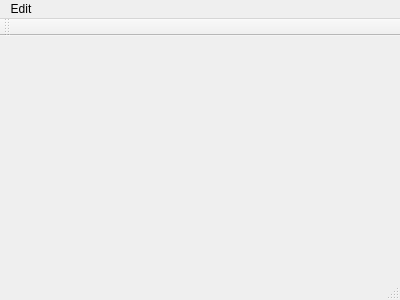
chenyufjfz/ChipAnalysis, file ChipExtract/extractwindow.ui: the form before one commit.
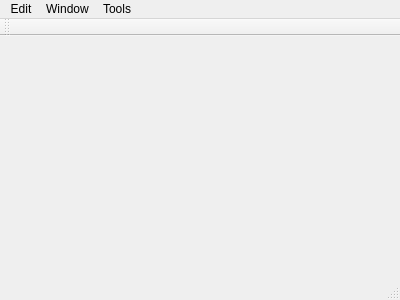
The form after the commit.

```diff
--- a/ChipExtract/extractwindow.ui
+++ b/ChipExtract/extractwindow.ui
@@ -35,7 +35,23 @@
     <addaction name="actionLoad_Objects"/>
     <addaction name="actionClear_Objects"/>
    </widget>
+   <widget class="QMenu" name="menuTools">
+    <property name="title">
+     <string>Tools</string>
+    </property>
+    <addaction name="actionMonkeyTest"/>
+   </widget>
+   <widget class="QMenu" name="menuProject">
+    <property name="title">
+     <string>Window</string>
+    </property>
+    <addaction name="actionNew_View"/>
+    <addaction name="actionClose_View"/>
+    <addaction name="actionNext_View"/>
+   </widget>
    <addaction name="menuEdit"/>
+   <addaction name="menuProject"/>
+   <addaction name="menuTools"/>
   </widget>
   <widget class="QToolBar" name="mainToolBar">
    <attribute name="toolBarArea">
```
Left out of the diff: 20 changed lines with no effect on the pictures.
